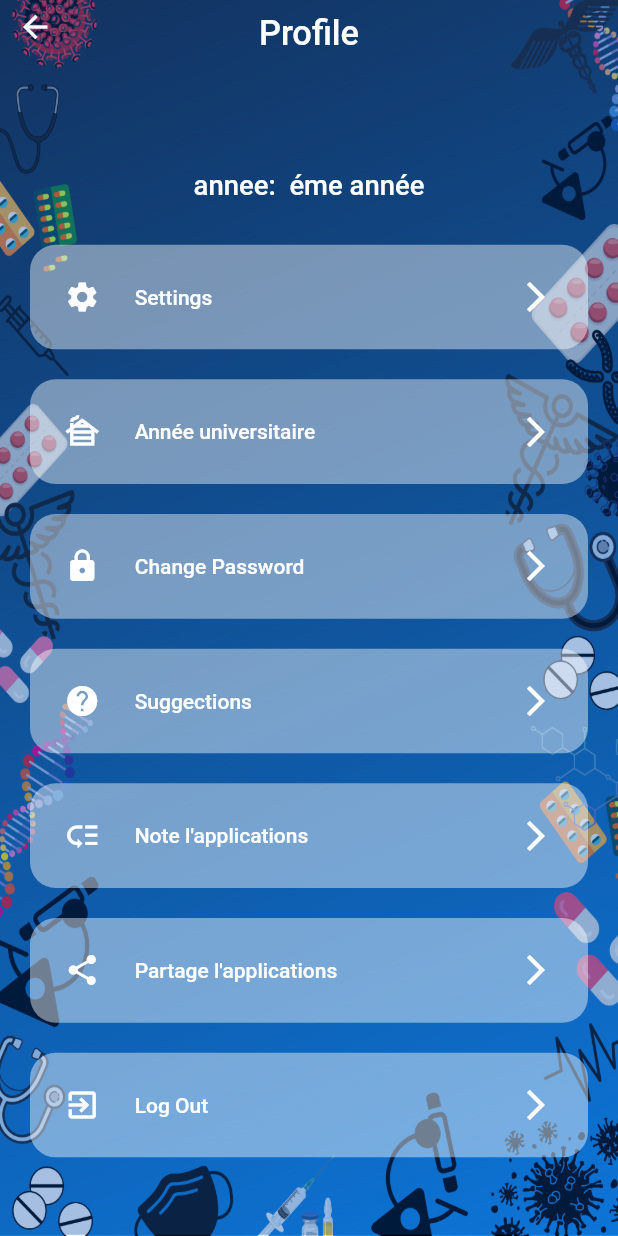
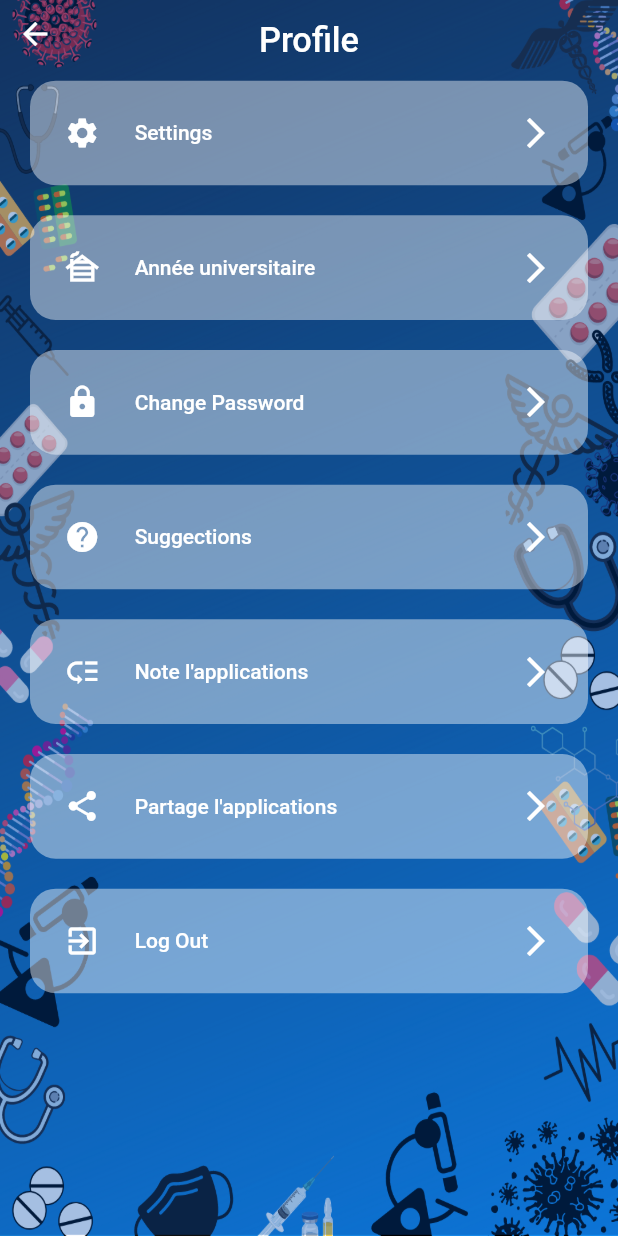
Before and after one commit to toubal77/medQUIZZ, a Flutter app: the ProfileScreen screen opened directly, on a phone screen of 412 x 824 dp. Run offline on Flutter 3.47's test engine with Material 2 defaults, Android fonts, the phone set to English and light mode, and no system bars; drawn by our look-alikes of overlay_support; our stand-ins replace cloud_firestore, connectivity, firebase_auth, firebase_core, firebase_messaging, firebase_storage and 9 more; accounts and stored records are empty; network calls fail.

Commit message:
remove description user in profile screen

```diff
--- a/lib/screens/profile/profile_screen.dart
+++ b/lib/screens/profile/profile_screen.dart
@@ -62,12 +62,16 @@ class _ProfileScreenState extends State<ProfileScreen> {
           child: SingleChildScrollView(
             child: Column(
               children: [
-                Column(
-                  children: [
-                    HeaderProfile(title: 'Profile'),
-                    InfoUser(),
-                  ],
+                // Column(
+                //   children: [
+                //     HeaderProfile(title: 'Profile'),
+                //       InfoUser(),
+                //   ],
+                // ),
+                SizedBox(
+                  height: 4.h,
                 ),
+                HeaderProfile(title: 'Profile'),
                 ProfileMenu(
                   'Settings',
                   Icons.settings,
```
